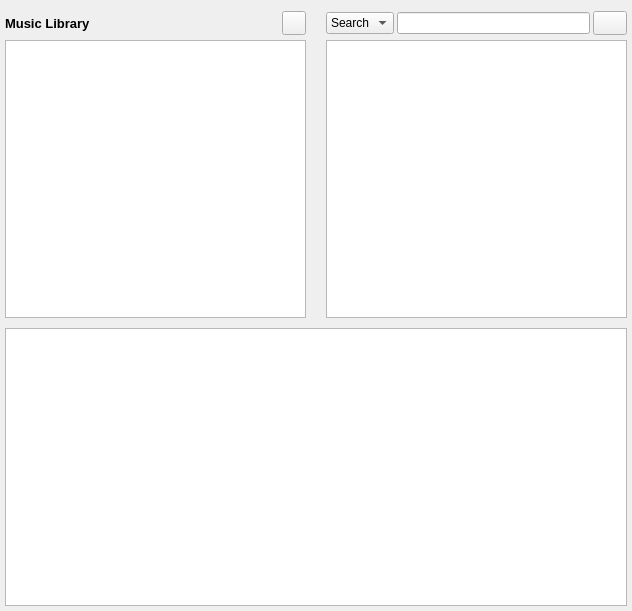
Above: trunk/GUI/library/GUI_Library_windowed.ui from shahid334/sayonara-player before the change. Below: the same form after it.
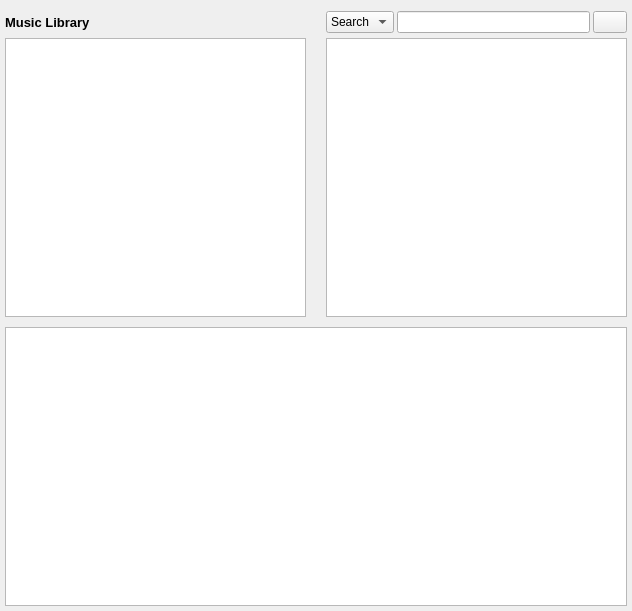
That is the form after the change. Custom widgets are drawn as their Qt base class.

Commit message: refactoring library finished

What changed in the file:
```diff
--- a/trunk/GUI/library/GUI_Library_windowed.ui
+++ b/trunk/GUI/library/GUI_Library_windowed.ui
@@ -244,28 +244,6 @@
        </property>
       </widget>
      </item>
-     <item>
-      <widget class="QPushButton" name="btn_reload">
-       <property name="minimumSize">
-        <size>
-         <width>24</width>
-         <height>24</height>
-        </size>
-       </property>
-       <property name="maximumSize">
-        <size>
-         <width>24</width>
-         <height>24</height>
-        </size>
-       </property>
-       <property name="toolTip">
-        <string>Library has changed. Reload?</string>
-       </property>
-       <property name="text">
-        <string/>
-       </property>
-      </widget>
-     </item>
     </layout>
    </item>
    <item row="3" column="0" colspan="2">
```
The commit also changes 11 other files.
